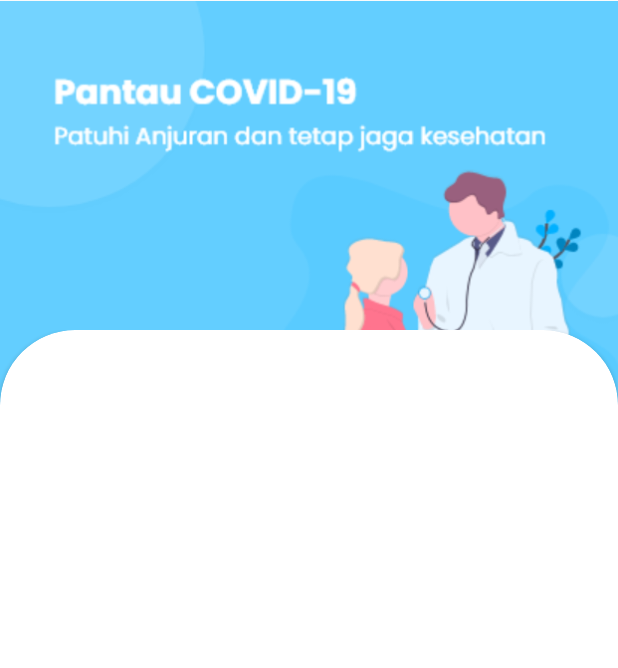
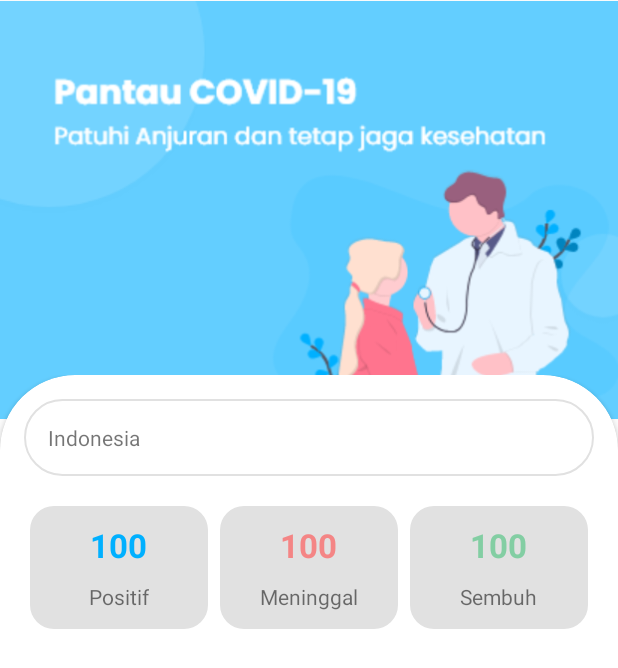
Before and after one commit to Richofedhias/Pantau_Covid19, an Android app: the screen it shows after launch (MainActivity), on a phone screen of 412 x 824 dp. Shown: the top 668 px of the screen. Run offline under Robolectric (Android 15) with nearby library versions, the phone set to English and light mode, and no system bars.

```diff
--- a/app/build.gradle
+++ b/app/build.gradle
@@ -35,4 +35,12 @@ dependencies {
     androidTestImplementation 'androidx.test.ext:junit:1.1.2'
     androidTestImplementation 'androidx.test.espresso:espresso-core:3.3.0'
 
+    apply plugin: 'kotlin-android'
+    apply plugin: 'kotlin-android-extensions'
+
+
+    implementation 'com.squareup.retrofit2:retrofit:2.6.0'
+    implementation 'com.squareup.retrofit2:converter-gson:2.6.0'
+    implementation 'com.squareup.okhttp3:logging-interceptor:3.12.1'
+
 }
--- a/app/src/main/AndroidManifest.xml
+++ b/app/src/main/AndroidManifest.xml
@@ -1,7 +1,7 @@
 <?xml version="1.0" encoding="utf-8"?>
 <manifest xmlns:android="http://schemas.android.com/apk/res/android"
     package="com.apllication.pantaucovid">
-
+    <uses-permission android:name="android.permission.INTERNET"/>
     <application
         android:allowBackup="true"
         android:icon="@mipmap/ic_launcher"
--- a/app/src/main/java/com/apllication/pantaucovid/MainActivity.kt
+++ b/app/src/main/java/com/apllication/pantaucovid/MainActivity.kt
@@ -2,10 +2,55 @@ package com.apllication.pantaucovid
 
 import androidx.appcompat.app.AppCompatActivity
 import android.os.Bundle
+import com.apllication.pantaucovid.retrofit.ApiService
+import kotlinx.android.synthetic.main.activity_main.*
+import retrofit2.Call
+import retrofit2.Callback
+import retrofit2.Response
 
 class MainActivity : AppCompatActivity() {
     override fun onCreate(savedInstanceState: Bundle?) {
         super.onCreate(savedInstanceState)
         setContentView(R.layout.activity_main)
     }
+
+    override fun onStart() {
+        super.onStart()
+        getData()
+    }
+
+    private fun getData(){
+        ApiService.endpoint.getData()
+            .enqueue(object : Callback<List<MainModel>>{
+                override fun onFailure(call: Call<List<MainModel>>, t: Throwable) {
+
+                }
+
+                override fun onResponse(
+                    call: Call<List<MainModel>>,
+                    response: Response<List<MainModel>>
+                ) {
+                    if (response.isSuccessful){
+                        val mainModel: List<MainModel> = response.body()!!
+                        setResponse(mainModel)
+                    }
+                }
+            })
+    }
+
+
+    private fun setResponse(mainModel: List<MainModel>){
+        val response = mainModel[0]
+        tV_positif.setText(
+            "${response.positif}"
+        )
+
+        tV_meninggal.setText(
+            "${response.meninggal}"
+        )
+
+        tV_sembuh.setText(
+            "${response.sembuh}"
+        )
+    }
 }
--- /dev/null
+++ b/app/src/main/java/com/apllication/pantaucovid/MainModel.kt
@@ -0,0 +1,6 @@
+package com.apllication.pantaucovid
+
+data class MainModel(
+    val name: String, val positif: String, val sembuh: String,
+    val meninggal: String
+)
--- /dev/null
+++ b/app/src/main/java/com/apllication/pantaucovid/retrofit/ApiEndpoint.kt
@@ -0,0 +1,11 @@
+package com.apllication.pantaucovid.retrofit
+
+import retrofit2.Call
+import com.apllication.pantaucovid.MainModel
+import retrofit2.http.*
+
+interface ApiEndpoint {
+
+    @GET("indonesia")
+    fun getData(): Call<List<MainModel>>
+}
--- /dev/null
+++ b/app/src/main/java/com/apllication/pantaucovid/retrofit/ApiService.kt
@@ -0,0 +1,25 @@
+package com.apllication.pantaucovid.retrofit
+
+import okhttp3.OkHttpClient
+import okhttp3.logging.HttpLoggingInterceptor
+import retrofit2.Retrofit
+import retrofit2.converter.gson.GsonConverterFactory
+
+object ApiService {
+
+    var BASE_URL: String = "https://api.kawalcorona.com/"
+    val endpoint: ApiEndpoint
+    get(){
+        val interceptor = HttpLoggingInterceptor()
+        interceptor.setLevel(HttpLoggingInterceptor.Level.BODY)
+        val client = OkHttpClient.Builder().addInterceptor(interceptor).build()
+
+        val retrofit = Retrofit.Builder()
+            .baseUrl(BASE_URL)
+            .client(client)
+            .addConverterFactory(GsonConverterFactory.create())
+            .build()
+
+        return retrofit.create(ApiEndpoint::class.java)
+    }
+}
--- /dev/null
+++ b/app/src/main/res/drawable/rounded_bg_grey.xml
@@ -0,0 +1,7 @@
+<?xml version="1.0" encoding="utf-8"?>
+<shape android:shape="rectangle" xmlns:android="http://schemas.android.com/apk/res/android">
+
+    <solid android:color="@color/colorGrey"/>
+    <corners android:radius="@dimen/normal_padding"/>
+
+</shape>
--- /dev/null
+++ b/app/src/main/res/drawable/rounded_outline.xml
@@ -0,0 +1,8 @@
+<?xml version="1.0" encoding="utf-8"?>
+<shape  xmlns:android="http://schemas.android.com/apk/res/android"
+    android:shape="rectangle">
+    <stroke android:color="@color/colorGrey"
+        android:width="1dp"/>
+    <corners android:radius="50dp"/>
+
+</shape>
--- a/app/src/main/res/layout/activity_main.xml
+++ b/app/src/main/res/layout/activity_main.xml
@@ -7,8 +7,9 @@
     tools:context=".MainActivity">
 
     <ImageView
+        android:layout_marginTop="0dp"
         android:src="@drawable/header"
-        android:layout_width="wrap_content"
+        android:layout_width="match_parent"
         android:layout_height="wrap_content"/>
 
     <com.google.android.material.appbar.AppBarLayout
@@ -21,8 +22,9 @@
             app:layout_scrollFlags="scroll|enterAlwaysCollapsed|enterAlways">
 
             <View
+
                 android:layout_width="match_parent"
-                android:layout_height="220dp"/>
+                android:layout_height="250dp"/>
 
         </com.google.android.material.appbar.CollapsingToolbarLayout>
     </com.google.android.material.appbar.AppBarLayout>
@@ -30,6 +32,7 @@
         app:layout_behavior="com.google.android.material.appbar.AppBarLayout$ScrollingViewBehavior"
         android:layout_width="match_parent"
         android:layout_height="match_parent">
+
         <androidx.cardview.widget.CardView
             app:cardCornerRadius="50dp"
             app:cardBackgroundColor="@color/colorWhite"
@@ -37,9 +40,105 @@
             android:layout_height="wrap_content">
 
             <LinearLayout
+                android:orientation="vertical"
+                android:padding="@dimen/normal_padding"
                 android:layout_width="match_parent"
                 android:layout_height="700dp">
 
+                <TextView
+                    android:id="@+id/tV_negara"
+                    android:background="@drawable/rounded_outline"
+                    android:padding="@dimen/normal_padding"
+                    android:text="Indonesia"
+                    android:layout_width="match_parent"
+                    android:layout_height="wrap_content">
+                </TextView>
+
+                <LinearLayout
+                    android:layout_marginTop="@dimen/normal_padding"
+                    android:orientation="horizontal"
+                    android:layout_width="match_parent"
+                    android:layout_height="90dp">
+
+                    <LinearLayout
+                        android:background="@drawable/rounded_bg_grey"
+                        android:layout_margin="4dp"
+                        android:layout_weight="3.3"
+                        android:layout_width="0dp"
+                        android:gravity="center"
+                        android:layout_height="match_parent"
+                        android:orientation="vertical">
+
+                        <TextView
+                            android:id="@+id/tV_positif"
+                            android:textColor="@color/colorPrimary"
+                            android:textAppearance="@style/TextAppearance.AppCompat.Large"
+                            android:text="100"
+                            android:layout_width="wrap_content"
+                            android:layout_height="wrap_content"
+                            android:textStyle="bold">
+                        </TextView>
+
+                        <TextView
+                            android:layout_marginTop="10dp"
+                            android:text="Positif"
+                            android:layout_width="wrap_content"
+                            android:layout_height="wrap_content"/>
+
+                    </LinearLayout>
+                    <LinearLayout
+                        android:background="@drawable/rounded_bg_grey"
+                        android:layout_margin="4dp"
+                        android:layout_weight="3.3"
+                        android:layout_width="0dp"
+                        android:gravity="center"
+                        android:layout_height="match_parent"
+                        android:orientation="vertical">
+
+                        <TextView
+                            android:id="@+id/tV_meninggal"
+                            android:textColor="@color/colorRed"
+                            android:textAppearance="@style/TextAppearance.AppCompat.Large"
+                            android:text="100"
+                            android:layout_width="wrap_content"
+                            android:layout_height="wrap_content"
+                            android:textStyle="bold">
+                        </TextView>
+
+                        <TextView
+                            android:layout_marginTop="10dp"
+                            android:text="Meninggal"
+                            android:layout_width="wrap_content"
+                            android:layout_height="wrap_content"/>
+
+                    </LinearLayout>
+                    <LinearLayout
+                        android:background="@drawable/rounded_bg_grey"
+                        android:layout_margin="4dp"
+                        android:layout_weight="3.3"
+                        android:layout_width="0dp"
+                        android:gravity="center"
+                        android:layout_height="match_parent"
+                        android:orientation="vertical">
+
+                        <TextView
+                            android:id="@+id/tV_sembuh"
+                            android:textColor="@color/colorGreen"
+                            android:textAppearance="@style/TextAppearance.AppCompat.Large"
+                            android:text="100"
+                            android:layout_width="wrap_content"
+                            android:layout_height="wrap_content"
+                            android:textStyle="bold">
+                        </TextView>
+
+                        <TextView
+                            android:layout_marginTop="10dp"
+                            android:text="Sembuh"
+                            android:layout_width="wrap_content"
+                            android:layout_height="wrap_content"/>
+
+                    </LinearLayout>
+                </LinearLayout>
             </LinearLayout>
 
         </androidx.cardview.widget.CardView>
--- a/app/src/main/res/values/colors.xml
+++ b/app/src/main/res/values/colors.xml
@@ -1,8 +1,11 @@
 <?xml version="1.0" encoding="utf-8"?>
 <resources>
-    <color name="colorPrimary">#6200EE</color>
+    <color name="colorPrimary">#00B0FF</color>
     <color name="colorPrimaryDark">#3700B3</color>
     <color name="colorAccent">#03DAC5</color>
     <color name="colorTransparan">#00FFFFFF</color>
     <color name="colorWhite">#FFFFFF</color>
+    <color name="colorGrey">#E1E1E1</color>
+    <color name="colorRed">#F48585</color>
+    <color name="colorGreen">#83CEA3</color>
 </resources>
--- /dev/null
+++ b/app/src/main/res/values/dimens.xml
@@ -0,0 +1,4 @@
+<?xml version="1.0" encoding="utf-8"?>
+<resources>
+    <dimen name="normal_padding">16dp</dimen>
+</resources>
--- a/app/src/main/res/values/styles.xml
+++ b/app/src/main/res/values/styles.xml
@@ -3,7 +3,7 @@
     <style name="AppTheme" parent="Theme.AppCompat.Light.NoActionBar">
         <!-- Customize your theme here. -->
         <item name="colorPrimary">@color/colorPrimary</item>
-        <item name="colorPrimaryDark">@color/colorPrimaryDark</item>
+        <item name="colorPrimaryDark">@color/colorPrimary</item>
         <item name="colorAccent">@color/colorAccent</item>
     </style>
 
```
